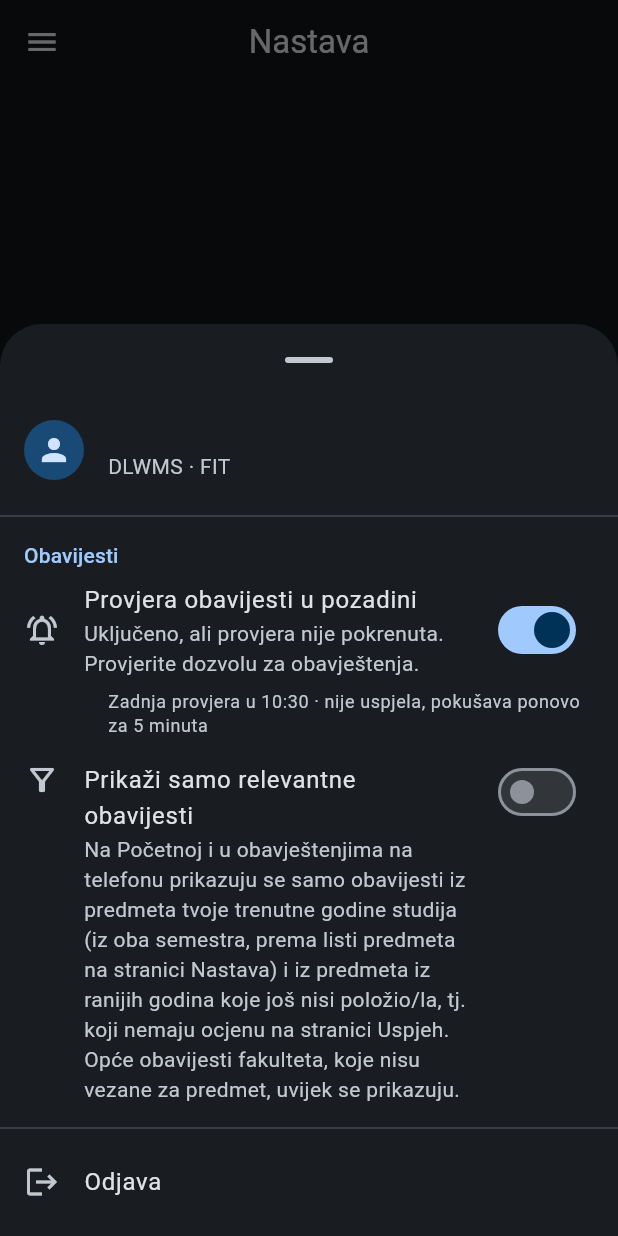
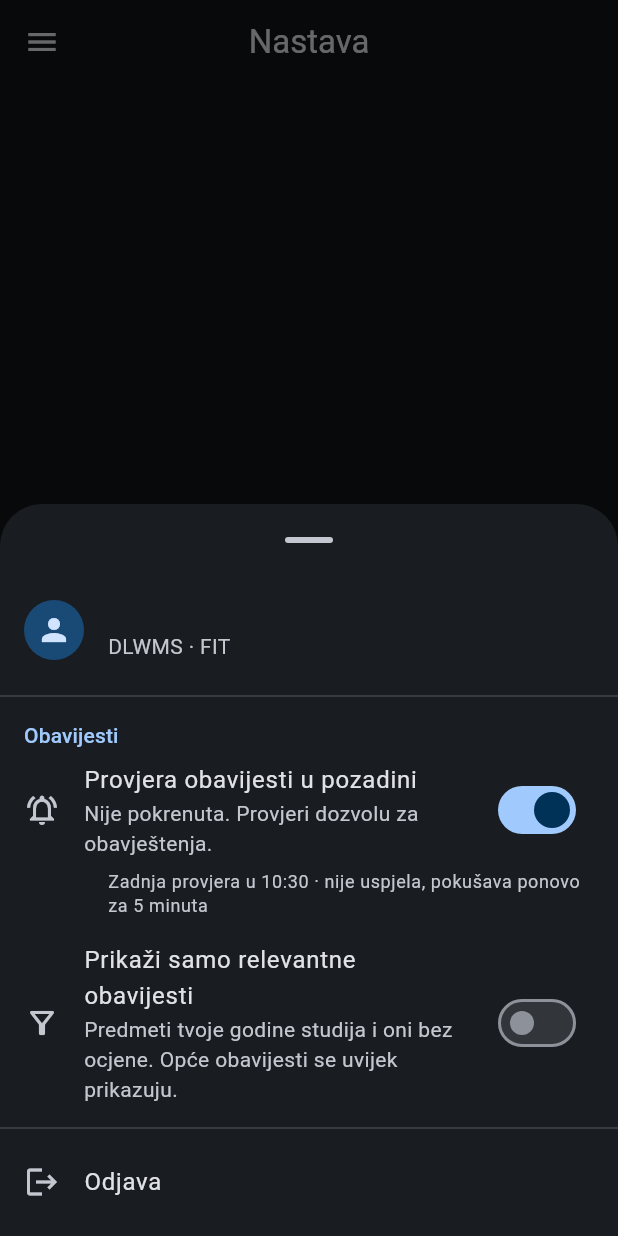
Before and after one commit to voloder/dlwms-mobile, a Flutter app: the HomePage screen opened by its route, after a tap on the "menu" icon, on a phone screen of 412 x 824 dp. Run offline on Flutter 3.47's test engine with Material 3 defaults, Android fonts, the phone set to English and light mode, and no system bars; our stand-ins replace flutter_local_notifications, go_router, open_filex, shared_preferences; missing offline and left inert: flutter_foreground_task; accounts and stored records are empty.

Commit message:
Shorten settings switch descriptions
Co-Authored-By: Claude Opus 5.5 <noreply@anthropic.com>
Claude-Session: https://claude.ai/code/session_01KUvcFJA4GL764Xf6CcFYKc

```diff
--- a/lib/ui/pages/home_page.dart
+++ b/lib/ui/pages/home_page.dart
@@ -225,14 +225,9 @@ class _SettingsSheet extends StatelessWidget {
               secondary: const Icon(Icons.filter_alt_outlined),
               title: const Text('Prikaži samo relevantne obavijesti'),
               subtitle: const Text(
-                'Na Početnoj i u obavještenjima na telefonu prikazuju se samo '
-                'obavijesti iz predmeta tvoje trenutne godine studija (iz oba '
-                'semestra, prema listi predmeta na stranici Nastava) i iz '
-                'predmeta iz ranijih godina koje još nisi položio/la, tj. koji '
-                'nemaju ocjenu na stranici Uspjeh. Opće obavijesti fakulteta, '
-                'koje nisu vezane za predmet, uvijek se prikazuju.',
+                'Predmeti tvoje godine studija i oni bez ocjene. '
+                'Opće obavijesti se uvijek prikazuju.',
               ),
-              isThreeLine: true,
               value: notifications.relevantOnly,
               onChanged: notifications.setRelevantOnly,
             ),
@@ -256,15 +251,12 @@ class _SettingsSheet extends StatelessWidget {
 
   static String _backgroundDescription(AuthProvider auth) {
     if (!BackgroundService.isSupported) {
-      return 'Na ovom uređaju se obavijesti provjeravaju svakih 5 minuta dok '
-          'je aplikacija otvorena.';
+      return 'Svakih 5 minuta dok je aplikacija otvorena.';
     }
     if (auth.backgroundCheckEnabled && !auth.backgroundRunning) {
-      return 'Uključeno, ali provjera nije pokrenuta. Provjerite dozvolu za '
-          'obavještenja.';
+      return 'Nije pokrenuta. Provjeri dozvolu za obavještenja.';
     }
-    return 'Svakih 5 minuta provjerava nove obavijesti i javi kad stigne nova, '
-        'i kad je aplikacija zatvorena.';
+    return 'Svakih 5 minuta, i kad je aplikacija zatvorena.';
   }
 
   static String _lastCheckText(CheckStatus? status) {
```
